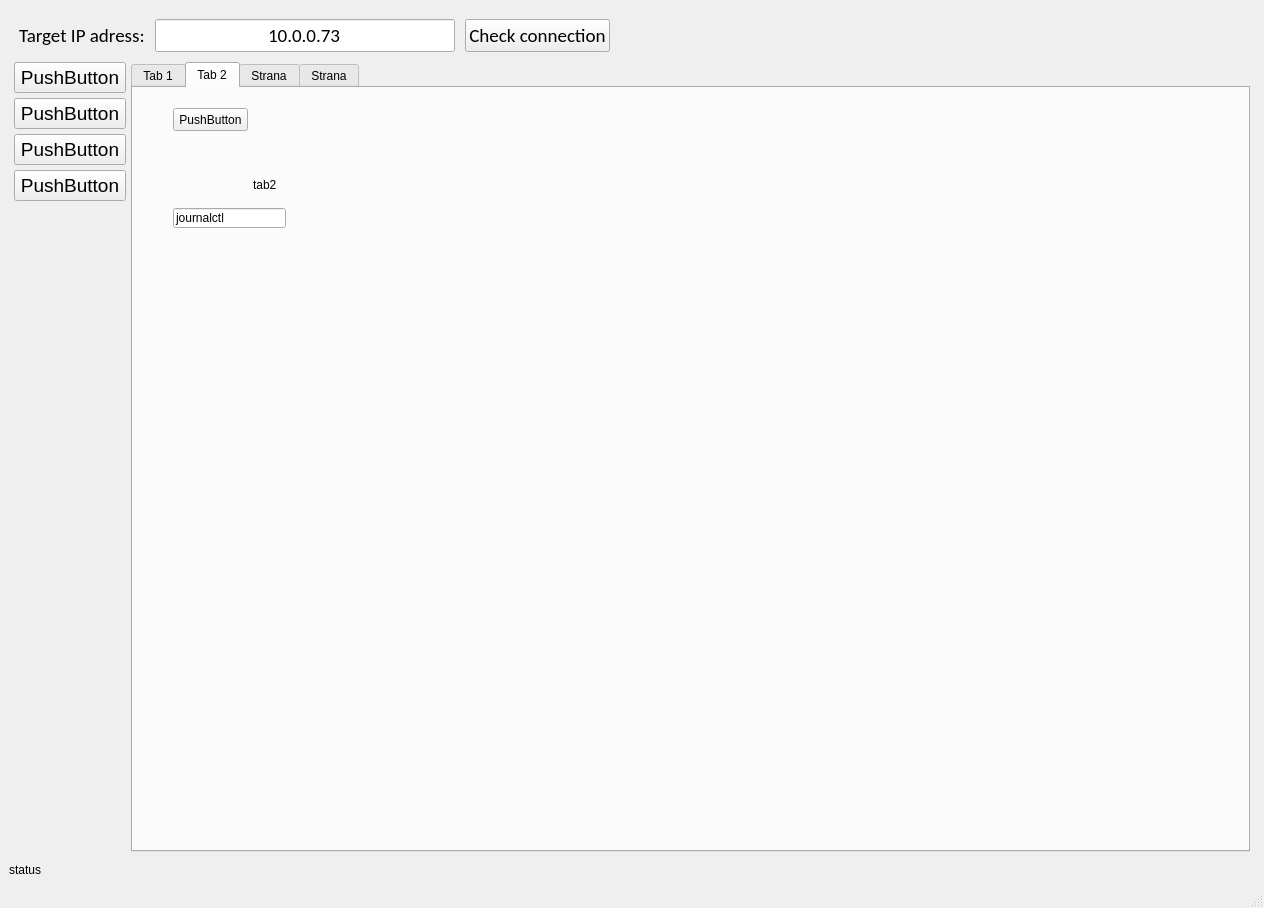
jaroslavkovar80/SSHClient, file GUI/qt5TCMonitorMainWindow.ui: the form before one commit.
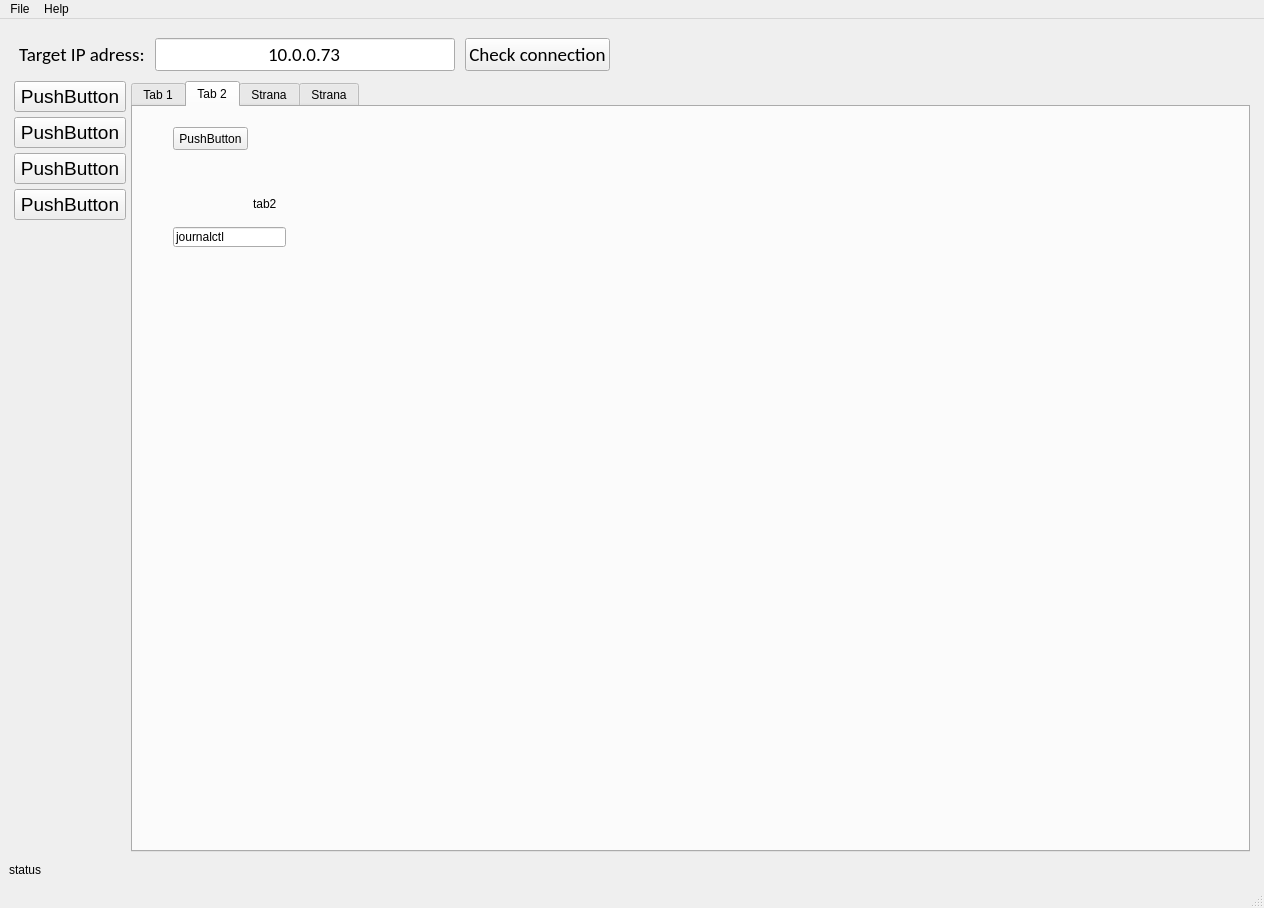
The form after the commit.

Commit message: Menu a popup window about

Diff of the .ui file:
```diff
--- a/GUI/qt5TCMonitorMainWindow.ui
+++ b/GUI/qt5TCMonitorMainWindow.ui
@@ -712,6 +712,23 @@
      <height>21</height>
     </rect>
    </property>
+   <widget class="QMenu" name="menuFile">
+    <property name="title">
+     <string>File</string>
+    </property>
+    <addaction name="actionExport"/>
+    <addaction name="actionImport"/>
+    <addaction name="separator"/>
+    <addaction name="actionClose"/>
+   </widget>
+   <widget class="QMenu" name="menuHelp">
+    <property name="title">
+     <string>Help</string>
+    </property>
+    <addaction name="actionAbout"/>
+   </widget>
+   <addaction name="menuFile"/>
+   <addaction name="menuHelp"/>
   </widget>
   <widget class="QStatusBar" name="statusbar"/>
  </widget>
```
Left out of the diff: 20 changed lines with no effect on the pictures. The commit also changes 2 other files.
